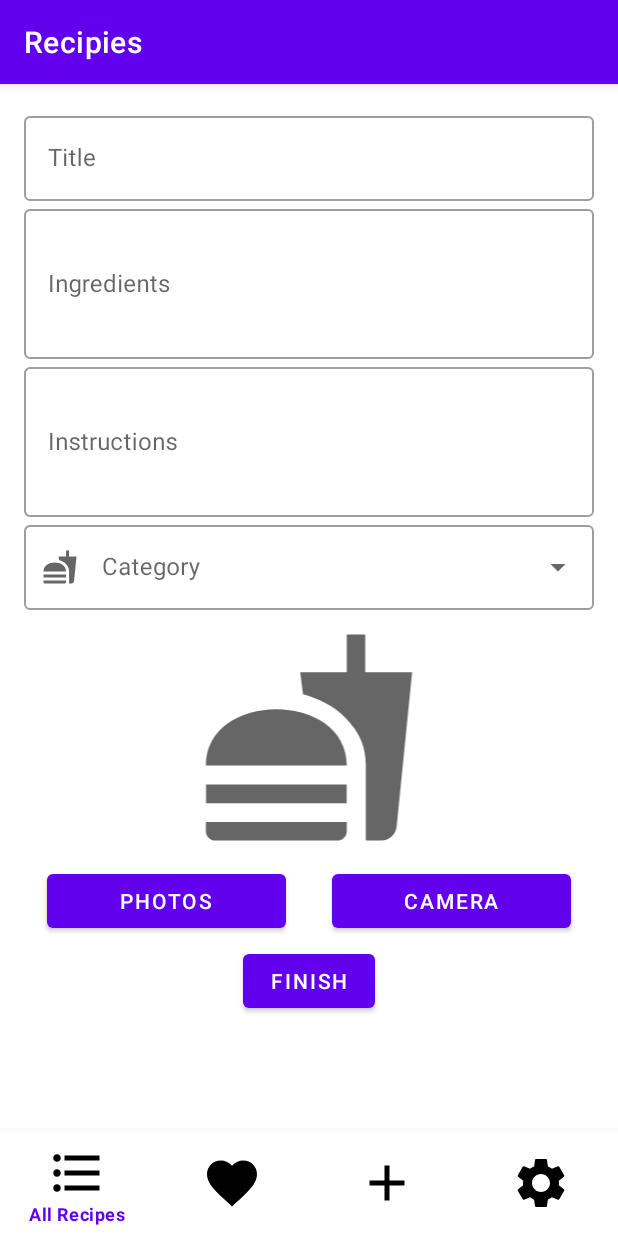
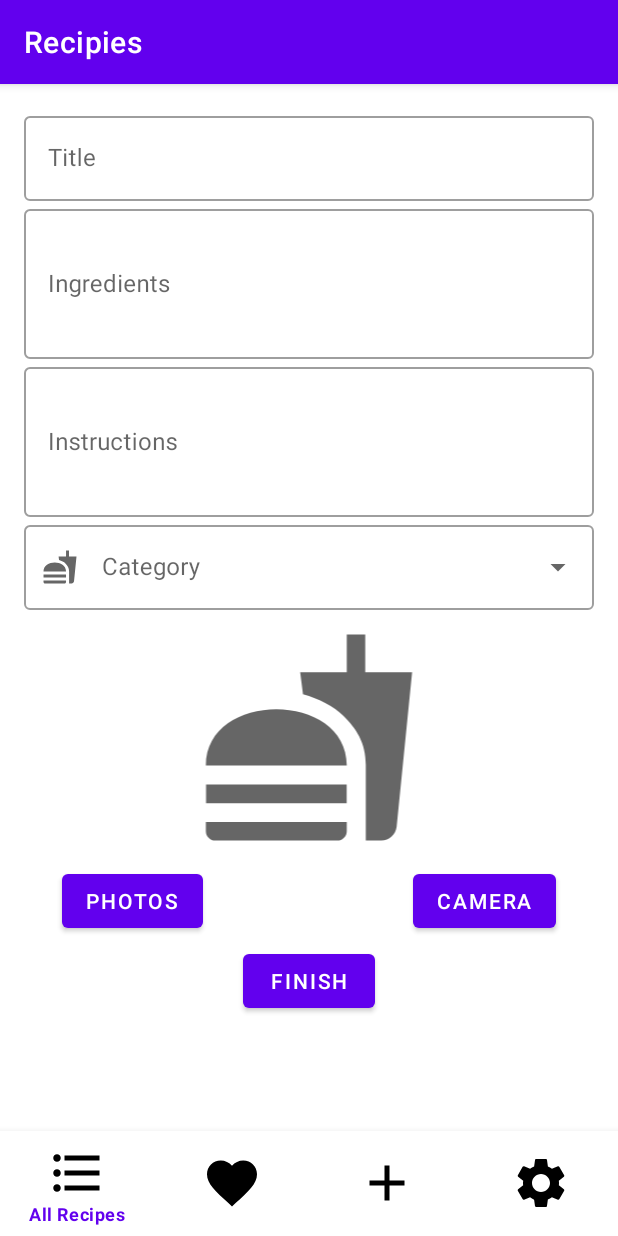
Before and after one commit to msteinr3/Recipes, an Android app: the AddRecipe screen opened through its navigation route, on a phone screen of 412 x 824 dp. Run offline under Robolectric (Android 15) with nearby library versions, the phone set to English and light mode, and no system bars; our stand-ins replace Dagger/Hilt's generated code, navigation-ui; pictures from the network do not load; 3 statements that could not run were skipped.

Commit message:
fixed add, but problem with Hilt

```diff
--- a/app/src/main/res/layout/add_fragment.xml
+++ b/app/src/main/res/layout/add_fragment.xml
@@ -7,16 +7,30 @@
     android:padding="16dp"
     tools:context=".ui.AddRecipe">
 
-    <LinearLayout
+    <androidx.constraintlayout.widget.ConstraintLayout
+        android:id="@+id/recipe_cl"
         android:layout_width="match_parent"
+        android:layout_height="match_parent">
+
+    <ProgressBar
+        android:id="@+id/progress_bar"
+        android:layout_width="wrap_content"
         android:layout_height="wrap_content"
-        android:orientation="vertical">
+        app:layout_constraintBottom_toBottomOf="parent"
+        app:layout_constraintEnd_toEndOf="parent"
+        app:layout_constraintStart_toStartOf="parent"
+        app:layout_constraintTop_toTopOf="parent"
+        android:indeterminate="true"
+        android:visibility="gone"/>
 
         <com.google.android.material.textfield.TextInputLayout
             android:id="@+id/text1"
             style="@style/Widget.MaterialComponents.TextInputLayout.OutlinedBox"
             android:layout_width="match_parent"
-            android:layout_height="wrap_content">
+            android:layout_height="wrap_content"
+            app:layout_constraintStart_toStartOf="parent"
+            app:layout_constraintEnd_toEndOf="parent"
+            app:layout_constraintTop_toTopOf="parent">
 
             <com.google.android.material.textfield.TextInputEditText
                 android:id="@+id/title"
@@ -29,7 +43,10 @@
             android:id="@+id/text2"
             style="@style/Widget.MaterialComponents.TextInputLayout.OutlinedBox"
             android:layout_width="match_parent"
-            android:layout_height="wrap_content">
+            android:layout_height="wrap_content"
+            app:layout_constraintStart_toStartOf="parent"
+            app:layout_constraintEnd_toEndOf="parent"
+            app:layout_constraintTop_toBottomOf="@+id/text1">
 
             <com.google.android.material.textfield.TextInputEditText
                 android:id="@+id/ingredients"
@@ -42,7 +59,10 @@
             android:id="@+id/text3"
             style="@style/Widget.MaterialComponents.TextInputLayout.OutlinedBox"
             android:layout_width="match_parent"
-            android:layout_height="wrap_content">
+            android:layout_height="wrap_content"
+            app:layout_constraintStart_toStartOf="parent"
+            app:layout_constraintEnd_toEndOf="parent"
+            app:layout_constraintTop_toBottomOf="@+id/text2">
 
             <com.google.android.material.textfield.TextInputEditText
                 android:id="@+id/instructions"
@@ -52,10 +72,14 @@
         </com.google.android.material.textfield.TextInputLayout>
 
         <com.google.android.material.textfield.TextInputLayout
+            android:id="@+id/text4"
             style="@style/Widget.MaterialComponents.TextInputLayout.OutlinedBox.ExposedDropdownMenu"
             android:layout_width="match_parent"
             android:layout_height="wrap_content"
-            app:startIconDrawable="@drawable/ic_baseline_fastfood">
+            app:startIconDrawable="@drawable/ic_baseline_fastfood"
+            app:layout_constraintStart_toStartOf="parent"
+            app:layout_constraintEnd_toEndOf="parent"
+            app:layout_constraintTop_toBottomOf="@+id/text3">
 
             <AutoCompleteTextView
                 android:id="@+id/dropdown"
@@ -72,36 +96,42 @@
             android:layout_height="150dp"
             android:layout_gravity="center"
             android:layout_marginVertical="10dp"
-            android:src="@drawable/ic_baseline_fastfood" />
-
-        <LinearLayout
-            android:layout_width="match_parent"
-            android:layout_height="wrap_content">
+            android:src="@drawable/ic_baseline_fastfood"
+            app:layout_constraintStart_toStartOf="parent"
+            app:layout_constraintEnd_toEndOf="parent"
+            app:layout_constraintTop_toBottomOf="@+id/text4"/>
 
         <Button
             android:id="@+id/choose_pic"
             android:layout_width="0dp"
             android:layout_height="wrap_content"
-                android:layout_marginHorizontal="15dp"
+            android:layout_marginHorizontal="25dp"
+            android:layout_marginVertical="10dp"
             android:layout_weight="1"
-                android:text="@string/photos" />
+            android:text="@string/photos"
+            app:layout_constraintStart_toStartOf="parent"
+            app:layout_constraintTop_toBottomOf="@+id/pic"/>
 
         <Button
             android:id="@+id/camera"
             android:layout_width="0dp"
             android:layout_height="wrap_content"
-                android:layout_marginHorizontal="15dp"
+            android:layout_marginHorizontal="25dp"
+            android:layout_marginVertical="10dp"
             android:layout_weight="1"
-                android:text="@string/camera" />
-        </LinearLayout>
+            android:text="@string/camera"
+            app:layout_constraintEnd_toEndOf="parent"
+            app:layout_constraintTop_toBottomOf="@+id/pic"/>
 
         <Button
             android:id="@+id/finish_btn"
             android:layout_width="wrap_content"
             android:layout_height="wrap_content"
-            android:layout_gravity="center"
             android:layout_margin="5dp"
-            android:text="@string/finish" />
+            android:text="@string/finish"
+            app:layout_constraintStart_toStartOf="parent"
+            app:layout_constraintEnd_toEndOf="parent"
+            app:layout_constraintTop_toBottomOf="@+id/camera"/>
 
-    </LinearLayout>
+    </androidx.constraintlayout.widget.ConstraintLayout>
 </ScrollView>
--- a/app/src/main/res/layout/recipe_fragment.xml
+++ b/app/src/main/res/layout/single_recipe.xml
@@ -7,7 +7,7 @@
     tools:context=".ui.SingleRecipe">
 
     <androidx.constraintlayout.widget.ConstraintLayout
-        android:id="@+id/character_cl"
+        android:id="@+id/recipe_cl"
         android:layout_width="match_parent"
         android:layout_height="match_parent">
 
--- a/app/src/main/res/navigation/my_nav.xml
+++ b/app/src/main/res/navigation/my_nav.xml
@@ -32,7 +32,7 @@
         android:id="@+id/singleRecipe"
         android:name="com.example.recipies.ui.SingleRecipe"
         android:label="recipe_fragment"
-        tools:layout="@layout/recipe_fragment">
+        tools:layout="@layout/single_recipe">
         <action
             android:id="@+id/action_singleRecipe_to_addRecipe"
             app:destination="@id/addRecipe" />
```
Also changed, not shown: app/src/main/java/com/example/recipies/ui/AddRecipe.kt (+64 -19 lines), app/src/main/java/com/example/recipies/ui/SingleRecipe.kt (+8 -10 lines). Lines whose indentation alone changed are shown as unchanged.
